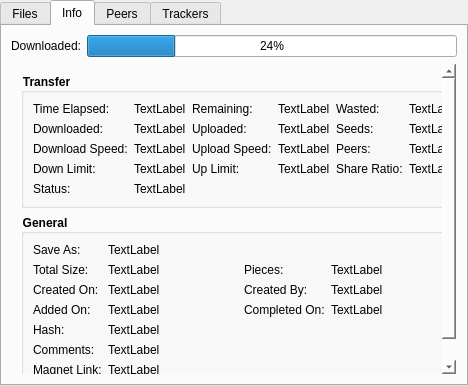
Qt form src/widgets/torrentwidget.ui (setvisible/ArrowDL) before a commit.
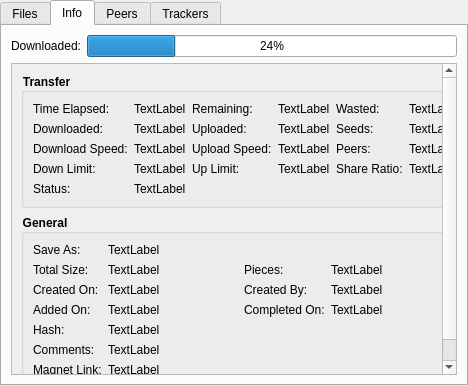
The same form after that commit.

```diff
--- a/src/widgets/torrentwidget.ui
+++ b/src/widgets/torrentwidget.ui
@@ -155,9 +155,6 @@
            </item>
            <item>
             <widget class="QScrollArea" name="scrollArea">
-             <property name="styleSheet">
-              <string notr="true">background-color:transparent;</string>
-             </property>
              <property name="verticalScrollBarPolicy">
               <enum>Qt::ScrollBarAlwaysOn</enum>
              </property>
```
